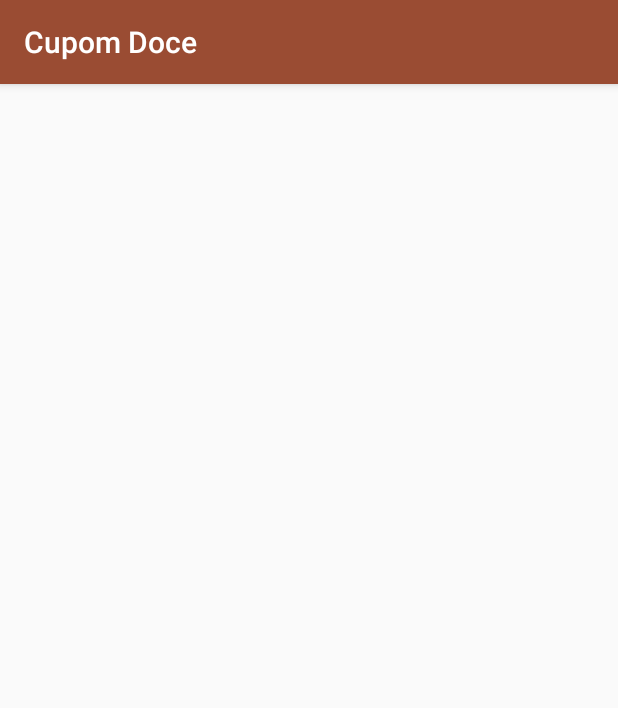
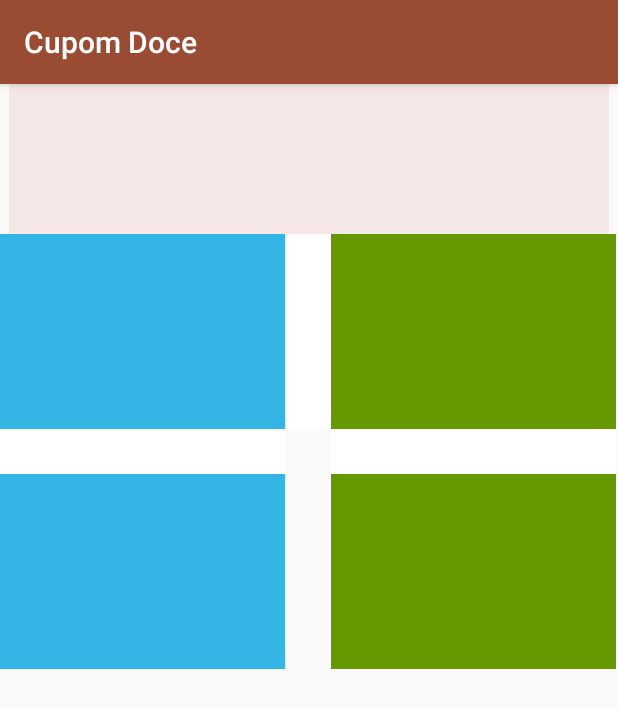
Before and after one commit to talialino/Meu-App, an Android app: the cupomActivity screen opened directly, with no data from a screen before it, on a phone screen of 412 x 824 dp. Shown: the top 708 px of the screen. Run offline under Robolectric (Android 15) with nearby library versions, the phone set to English and light mode, and no system bars.

Commit message:
adding texts views

```diff
--- a/app/src/main/res/layout/activity_cupom.xml
+++ b/app/src/main/res/layout/activity_cupom.xml
@@ -6,4 +6,89 @@
     android:layout_height="match_parent"
     tools:context=".cupomActivity">
 
+    <TextView
+        android:id="@+id/topqtd"
+        android:layout_width="400dp"
+        android:layout_height="100dp"
+        android:text=" "
+        android:background="#9EF4DCDC"
+        android:layout_centerInParent="true"
+        android:layout_alignParentTop="true"
+        />
+
+    <TextView
+        android:id="@+id/qd1"
+        android:layout_width="@dimen/wid_text"
+        android:layout_height="@dimen/heig_text"
+        android:text=" "
+        android:background="@android:color/holo_blue_light"
+        android:layout_centerVertical="true"
+        android:layout_below="@id/topqtd"
+        />
+
+    <TextView
+        android:id="@+id/cent1"
+        android:layout_width="@dimen/wid_text"
+        android:layout_height="30dp"
+        android:text=" "
+        android:background="@android:color/white"
+        android:layout_centerVertical="true"
+        android:layout_below="@id/qd1"
+        />
+
+    <TextView
+        android:id="@+id/meio"
+        android:layout_width="30dp"
+        android:layout_height="@dimen/heig_text"
+        android:layout_centerInParent="true"
+        android:background="@android:color/white"
+        android:layout_below="@id/topqtd"
+        />
+
+    <TextView
+        android:id="@+id/qd2"
+        android:layout_width="@dimen/wid_text"
+        android:layout_height="@dimen/heig_text"
+        android:text=" "
+        android:background="@android:color/holo_green_dark"
+        android:layout_centerVertical="true"
+        android:layout_toRightOf="@id/meio"
+        android:layout_below="@id/topqtd"
+        />
+
+    <TextView
+        android:id="@+id/cent2"
+        android:layout_width="@dimen/wid_text"
+        android:layout_height="30dp"
+        android:text=" "
+        android:background="@android:color/white"
+        android:layout_centerVertical="true"
+        android:layout_toRightOf="@id/meio"
+        android:layout_below="@id/qd2"
+        />
+
+    <TextView
+        android:id="@+id/qd3"
+        android:layout_width="@dimen/wid_text"
+        android:layout_height="@dimen/heig_text"
+        android:text=" "
+        android:background="@android:color/holo_blue_light"
+        android:layout_centerVertical="true"
+        android:layout_below="@id/cent1"
+        />
+
+    <TextView
+        android:id="@+id/qd4"
+        android:layout_width="@dimen/wid_text"
+        android:layout_height="@dimen/heig_text"
+        android:text=" "
+        android:background="@android:color/holo_green_dark"
+        android:layout_centerVertical="true"
+        android:layout_toRightOf="@id/meio"
+        android:layout_below="@id/cent2"
+        />
+
+
+
+
 </RelativeLayout>
--- a/app/src/main/res/values/dimens.xml
+++ b/app/src/main/res/values/dimens.xml
@@ -1,4 +1,6 @@
 <?xml version="1.0" encoding="utf-8"?>
 <resources>
     <dimen name="tam_txt1">50px</dimen>
+    <dimen name="wid_text">190dp</dimen>
+    <dimen name="heig_text">130dp</dimen>
 </resources>
```
